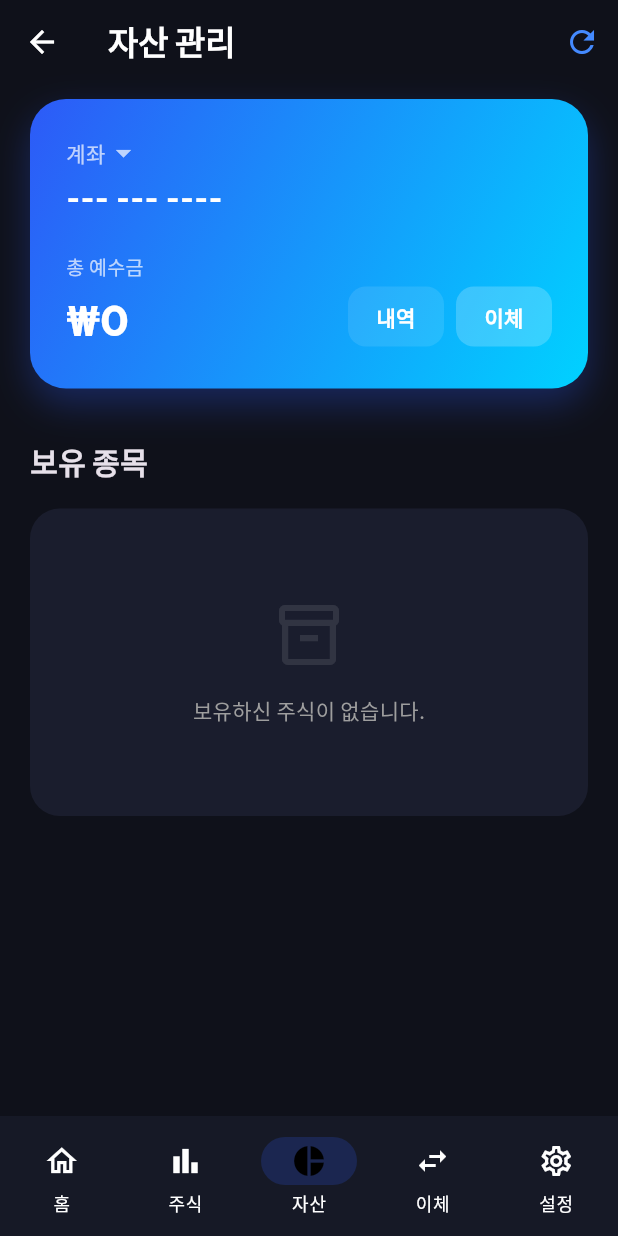
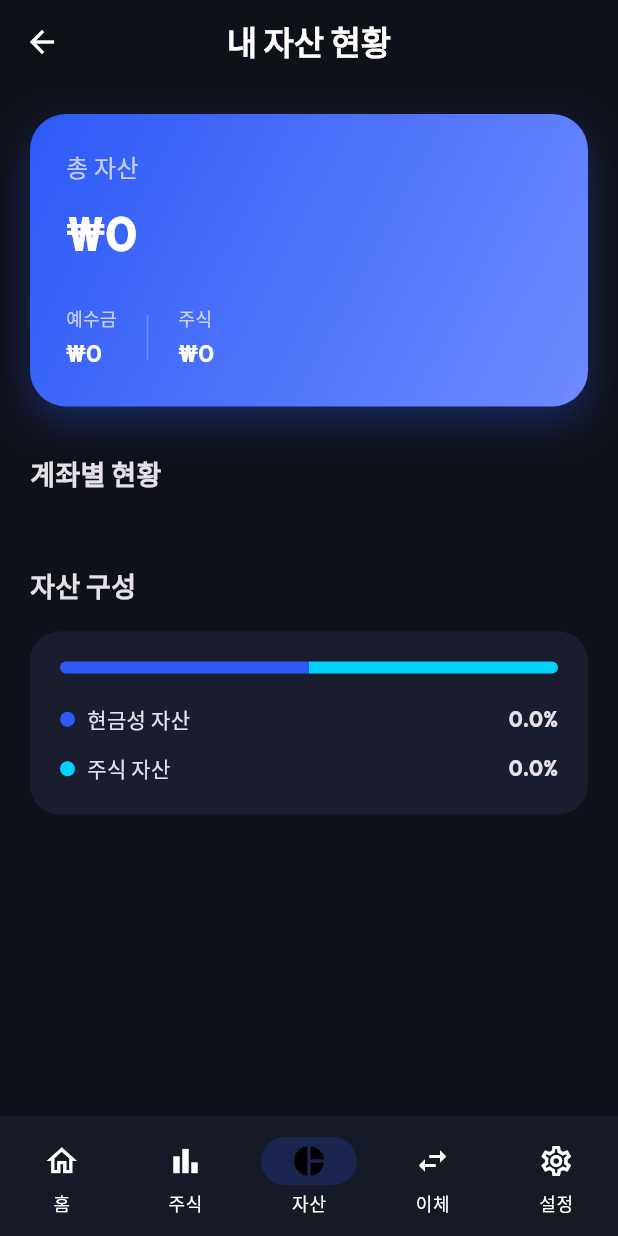
Before and after one commit to jungsik11/mts, a Flutter app: the MainNavigation screen opened directly, item 3 of the bottom bar chosen, on a phone screen of 412 x 824 dp. Run offline on Flutter 3.47's test engine with Material 3 defaults, Android fonts, the phone set to English and light mode, and no system bars; our stand-ins replace fl_chart, flutter_dotenv, flutter_secure_storage, google_fonts, local_auth, shared_preferences; accounts and stored records are empty; network calls fail.

Commit message:
feat: implement total assets dashboard and UI refinements

```diff
--- a/flutter_mts/lib/main.dart
+++ b/flutter_mts/lib/main.dart
@@ -6,6 +6,7 @@ import 'screens/login_screen.dart';
 import 'screens/home_screen.dart';
 import 'screens/market_screen.dart';
 import 'screens/portfolio_screen.dart';
+import 'screens/total_assets_screen.dart';
 import 'screens/settings_screen.dart';
 import 'screens/transfer_screen.dart';
 import 'screens/transfer_history_screen.dart';
@@ -120,7 +121,7 @@ class _MainNavigationState extends State<MainNavigation> {
     _screens.addAll([
       const HomeScreen(),
       const MarketScreen(),
-      const PortfolioScreen(),
+      const TotalAssetsScreen(),
       const TransferScreen(), // 이체 탭 추가 (인덱스 3)
       SettingsScreen(onTabChange: (index) => setState(() => _selectedIndex = index)), // 설정 (인덱스 4)
     ]);
--- a/flutter_mts/lib/providers/user_provider.dart
+++ b/flutter_mts/lib/providers/user_provider.dart
@@ -47,6 +47,8 @@ class UserProvider with ChangeNotifier {
       _accounts.isEmpty ? null : _accounts.firstWhere((a) => a['isPrimary'] == true, orElse: () => _accounts.first);
 
   double get cashBalance => (selectedAccount?['balance'] ?? 0.0).toDouble();
+
+  double get totalCashBalance => _accounts.fold(0.0, (sum, acc) => sum + (acc['balance'] ?? 0.0).toDouble());
 
   void selectAccount(int index) {
     if (index >= 0 && index < _accounts.length) {
--- a/flutter_mts/lib/screens/home_screen.dart
+++ b/flutter_mts/lib/screens/home_screen.dart
@@ -25,7 +25,7 @@ class HomeScreen extends StatelessWidget {
       final currentPrice = (marketData.prices[ticker]?['price'] ?? holding['avg_price'] ?? 0).toDouble();
       stockValue += currentPrice * qty;
     }
-    double totalAssets = userProvider.cashBalance + stockValue;
+    double totalAssets = userProvider.totalCashBalance + stockValue;
 
     return RefreshIndicator(
       onRefresh: () async {
--- a/flutter_mts/lib/screens/settings_screen.dart
+++ b/flutter_mts/lib/screens/settings_screen.dart
@@ -7,6 +7,7 @@ import 'stock_detail_screen.dart';
 import 'stock_profit_loss_screen.dart';
 import 'return_report_screen.dart';
 import 'app_ui_settings_screen.dart';
+import 'total_assets_screen.dart';
 
 class SettingsScreen extends StatefulWidget {
   final Function(int)? onTabChange;
@@ -113,7 +114,7 @@ class _SettingsScreenState extends State<SettingsScreen> with SingleTickerProvid
               iconColor: Colors.orangeAccent,
               title: '나의 자산',
               items: [
-                {'name': '내 계좌 정보', 'action': () => _navigateToTab(2)},
+                {'name': '내 자산', 'action': () => _navigateToTab(2)},
                 {'name': '주식잔고 · 손익', 'action': () => Navigator.push(context, MaterialPageRoute(builder: (context) => const StockProfitLossScreen()))},
                 {'name': '보유종목 분석', 'action': () => _navigateToTab(2)},
                 {'name': '수익률 리포트', 'action': () => Navigator.push(context, MaterialPageRoute(builder: (context) => const ReturnReportScreen()))},
--- /dev/null
+++ b/flutter_mts/lib/screens/total_assets_screen.dart
@@ -0,0 +1,199 @@
+import 'package:flutter/material.dart';
+import 'package:provider/provider.dart';
+import '../providers/user_provider.dart';
+import '../providers/market_data_provider.dart';
+import '../providers/settings_provider.dart';
+import 'package:intl/intl.dart';
+import 'portfolio_screen.dart';
+
+class TotalAssetsScreen extends StatelessWidget {
+  const TotalAssetsScreen({super.key});
+
+  @override
+  Widget build(BuildContext context) {
+    final userProvider = Provider.of<UserProvider>(context);
+    final marketData = Provider.of<MarketDataProvider>(context);
+    final settings = Provider.of<SettingsProvider>(context);
+    final formatter = NumberFormat.currency(locale: 'ko_KR', symbol: '₩');
+
+    double totalCash = userProvider.totalCashBalance;
+
+    // Calculate total stock value
+    double totalStockValue = 0;
+    for (var holding in userProvider.holdings) {
+      final ticker = holding['ticker'];
+      final qty = holding['quantity'] ?? 0;
+      final currentPrice = (marketData.prices[ticker]?['price'] ?? holding['avg_price'] ?? 0).toDouble();
+      totalStockValue += currentPrice * qty;
+    }
+
+    double totalAssets = totalCash + totalStockValue;
+
+    return Scaffold(
+      backgroundColor: Theme.of(context).scaffoldBackgroundColor,
+      appBar: AppBar(
+        title: const Text('내 자산 현황', style: TextStyle(fontWeight: FontWeight.bold)),
+        backgroundColor: Colors.transparent,
+        elevation: 0,
+        centerTitle: true,
+      ),
+      body: RefreshIndicator(
+        onRefresh: () => userProvider.fetchUserData(),
+        child: SingleChildScrollView(
+          physics: const AlwaysScrollableScrollPhysics(),
+          padding: const EdgeInsets.all(20),
+          child: Column(
+            crossAxisAlignment: CrossAxisAlignment.start,
+            children: [
+              _buildTotalAssetsCard(context, totalAssets, totalCash, totalStockValue, formatter),
+              const SizedBox(height: 32),
+              const Text('계좌별 현황', style: TextStyle(fontSize: 18, fontWeight: FontWeight.bold)),
+              const SizedBox(height: 16),
+              ...userProvider.accounts.asMap().entries.map((entry) {
+                final index = entry.key;
+                final acc = entry.value;
+                return InkWell(
+                  onTap: () {
+                    userProvider.selectAccount(index);
+                    Navigator.push(context, MaterialPageRoute(builder: (context) => const PortfolioScreen()));
+                  },
+                  borderRadius: BorderRadius.circular(16),
+                  child: _buildAccountItem(context, acc, formatter),
+                );
+              }),
+              const SizedBox(height: 32),
+              const Text('자산 구성', style: TextStyle(fontSize: 18, fontWeight: FontWeight.bold)),
+              const SizedBox(height: 16),
+              _buildCompositionCard(context, totalCash, totalStockValue, totalAssets, settings),
+            ],
+          ),
+        ),
+      ),
+    );
+  }
+
+  Widget _buildTotalAssetsCard(BuildContext context, double total, double cash, double stock, NumberFormat formatter) {
+    return Container(
+      width: double.infinity,
+      padding: const EdgeInsets.all(24),
+      decoration: BoxDecoration(
+        gradient: const LinearGradient(
+          colors: [Color(0xFF2D5AF7), Color(0xFF6E8BFF)],
+          begin: Alignment.topLeft,
+          end: Alignment.bottomRight,
+        ),
+        borderRadius: BorderRadius.circular(24),
+        boxShadow: [
+          BoxShadow(
+            color: const Color(0xFF2D5AF7).withOpacity(0.3),
+            blurRadius: 20,
+            offset: const Offset(0, 10),
+          )
+        ],
+      ),
+      child: Column(
+        crossAxisAlignment: CrossAxisAlignment.start,
+        children: [
+          const Text('총 자산', style: TextStyle(color: Colors.white70, fontSize: 16)),
+          const SizedBox(height: 8),
+          Text(
+            formatter.format(total),
+            style: const TextStyle(color: Colors.white, fontSize: 32, fontWeight: FontWeight.bold),
+          ),
+          const SizedBox(height: 24),
+          Row(
+            children: [
+              _buildMiniAssetInfo('예수금', cash, formatter),
+              Container(width: 1, height: 30, color: Colors.white24, margin: const EdgeInsets.symmetric(horizontal: 20)),
+              _buildMiniAssetInfo('주식', stock, formatter),
+            ],
+          ),
+        ],
+      ),
+    );
+  }
+
+  Widget _buildMiniAssetInfo(String label, double value, NumberFormat formatter) {
+    return Column(
+      crossAxisAlignment: CrossAxisAlignment.start,
+      children: [
+        Text(label, style: const TextStyle(color: Colors.white70, fontSize: 12)),
+        const SizedBox(height: 4),
+        Text(formatter.format(value), style: const TextStyle(color: Colors.white, fontSize: 16, fontWeight: FontWeight.w600)),
+      ],
+    );
+  }
+
+  Widget _buildAccountItem(BuildContext context, dynamic acc, NumberFormat formatter) {
+    return Container(
+      margin: const EdgeInsets.only(bottom: 12),
+      padding: const EdgeInsets.all(16),
+      decoration: BoxDecoration(
+        color: Theme.of(context).cardColor,
+        borderRadius: BorderRadius.circular(16),
+      ),
+      child: Row(
+        children: [
+          Container(
+            padding: const EdgeInsets.all(10),
+            decoration: BoxDecoration(
+              color: Theme.of(context).primaryColor.withOpacity(0.1),
+              shape: BoxShape.circle,
+            ),
+            child: Icon(Icons.account_balance_wallet_outlined, color: Theme.of(context).primaryColor, size: 20),
+          ),
+          const SizedBox(width: 16),
+          Expanded(
+            child: Column(
+              crossAxisAlignment: CrossAxisAlignment.start,
+              children: [
+                Text(UserProvider.getAccountTypeLabel(acc['accountType']), style: const TextStyle(fontWeight: FontWeight.bold)),
+                Text(acc['accountNumber'], style: TextStyle(color: Colors.white.withOpacity(0.5), fontSize: 12)),
+              ],
+            ),
+          ),
+          Text(formatter.format(acc['balance']), style: const TextStyle(fontWeight: FontWeight.bold, fontSize: 16)),
+        ],
+      ),
+    );
+  }
+
+  Widget _buildCompositionCard(BuildContext context, double cash, double stock, double total, SettingsProvider settings) {
+    final cashPercent = total == 0 ? 0.0 : (cash / total);
+    final stockPercent = total == 0 ? 0.0 : (stock / total);
+
+    return Container(
+      padding: const EdgeInsets.all(20),
+      decoration: BoxDecoration(
+        color: Theme.of(context).cardColor,
+        borderRadius: BorderRadius.circular(20),
+      ),
+      child: Column(
+        children: [
+          Row(
+            children: [
+              Expanded(flex: (cashPercent * 100).toInt().clamp(1, 100), child: Container(height: 8, decoration: const BoxDecoration(color: Color(0xFF2D5AF7), borderRadius: BorderRadius.horizontal(left: Radius.circular(4))))),
+              Expanded(flex: (stockPercent * 100).toInt().clamp(1, 100), child: Container(height: 8, decoration: const BoxDecoration(color: Color(0xFF00D2FF), borderRadius: BorderRadius.horizontal(right: Radius.circular(4))))),
+            ],
+          ),
+          const SizedBox(height: 20),
+          _buildCompositionRow('현금성 자산', cashPercent, const Color(0xFF2D5AF7)),
+          const SizedBox(height: 12),
+          _buildCompositionRow('주식 자산', stockPercent, const Color(0xFF00D2FF)),
+        ],
+      ),
+    );
+  }
+
+  Widget _buildCompositionRow(String label, double percent, Color color) {
+    return Row(
+      children: [
+        Container(width: 10, height: 10, decoration: BoxDecoration(color: color, shape: BoxShape.circle)),
+        const SizedBox(width: 8),
+        Text(label, style: const TextStyle(fontSize: 14)),
+        const Spacer(),
+        Text('${(percent * 100).toStringAsFixed(1)}%', style: const TextStyle(fontWeight: FontWeight.bold)),
+      ],
+    );
+  }
+}
```
Also changed, not shown: 2 other files.
